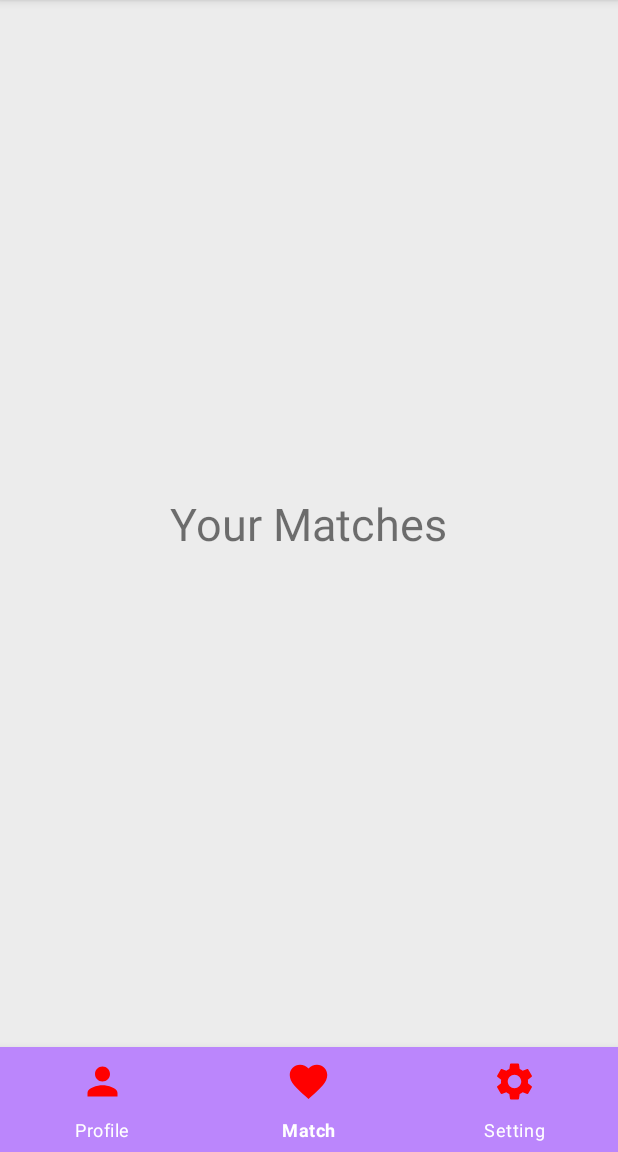
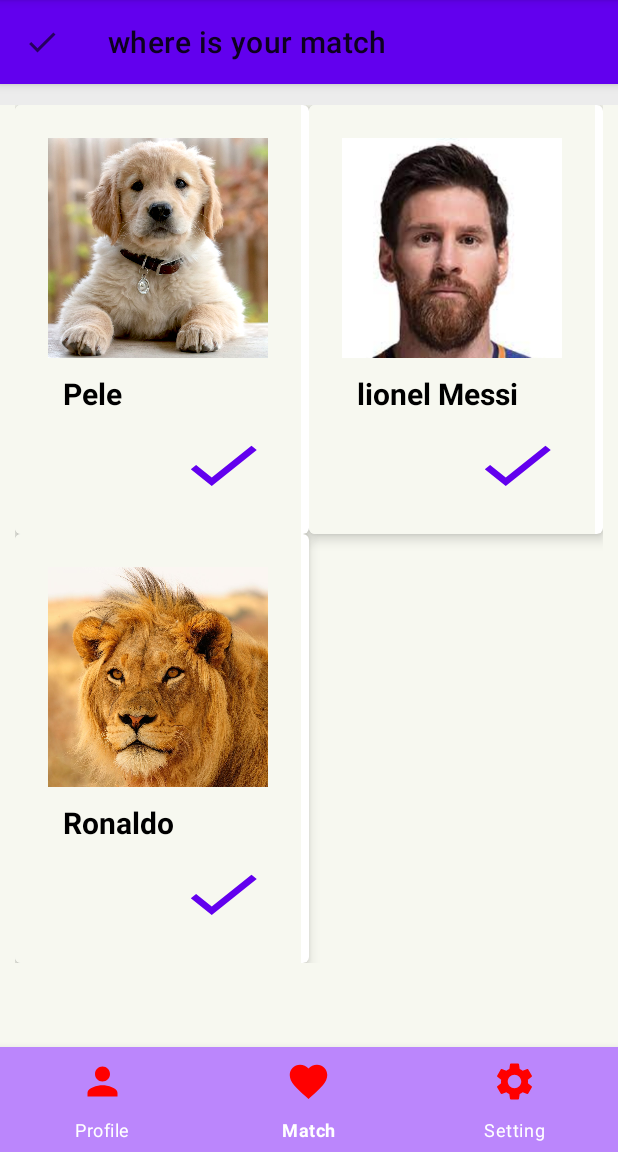
Before and after one commit to AGT1041/AndroidApp, an Android app: the SecondActivity screen opened directly, with no data from a screen before it, item 2 of the bottom bar chosen, on a phone screen of 412 x 824 dp, the part 84-1236 px from its top. Run offline under Robolectric (Android 15) with nearby library versions, the phone set to English and light mode, and no system bars.

Commit message:
added assignment 5 fixed

```diff
--- a/app/build.gradle
+++ b/app/build.gradle
@@ -40,6 +40,9 @@ dependencies {
     implementation 'androidx.constraintlayout:constraintlayout:2.0.4'
     implementation 'com.google.firebase:firebase-core:12.0.1'
     implementation platform('com.google.firebase:firebase-bom:27.1.0')
+    implementation 'androidx.navigation:navigation-fragment:2.3.1'
+    implementation 'androidx.navigation:navigation-ui:2.3.1'
+    implementation 'androidx.legacy:legacy-support-v4:1.0.0'
     implementation 'androidx.legacy:legacy-support-v4:1.0.0'
     //noinspection GradleCompatible
     implementation 'com.android.support:design:27.0.2'
@@ -51,7 +54,8 @@ dependencies {
     implementation 'com.google.android.material:material:1.1.0-alpa02'
     androidTestImplementation 'androidx.test.espresso:espresso-intents:3.2.0'
     implementation 'com.android.support.constraint:constraint-layout:1.0.2'
-
+    api 'com.google.android.material:material:1.1.0-alpha06'
+    implementation 'com.android.volley:volley:1.1.1'
     def fragment_version = "1.3.3"
 
     // Java language implementation
--- /dev/null
+++ b/app/src/main/java/com/example/androidapplication/MatchCardViewHolder.java
@@ -0,0 +1,28 @@
+package com.example.androidapplication;
+
+import android.view.View;
+import android.widget.Button;
+import android.widget.ImageView;
+import android.widget.TextView;
+import android.widget.Toast;
+
+import androidx.annotation.NonNull;
+import androidx.recyclerview.widget.RecyclerView;
+
+public class MatchCardViewHolder extends RecyclerView.ViewHolder{
+    public Button likedB;
+    public TextView matcheName;
+    public ImageView matcheImg;
+
+    public MatchCardViewHolder(@NonNull View itemView) {
+        super(itemView);
+        likedB = itemView.findViewById(R.id.likeButton);
+        matcheName = itemView.findViewById(R.id.matcheNameTextView);
+        matcheImg = itemView.findViewById(R.id.matcheImgView);
+
+        likedB.setOnClickListener(view -> {
+            Toast t = Toast.makeText(view.getContext(), "You liked  " + matcheName.getText().toString() + "they are added to your liked", Toast.LENGTH_LONG);
+            t.show();
+        });
+    }
+}
--- /dev/null
+++ b/app/src/main/java/com/example/androidapplication/MatcheDatas.java
@@ -0,0 +1,30 @@
+package com.example.androidapplication;
+
+public class MatcheDatas {
+    private String matcheName;
+    private int matcheImg;
+
+    public MatcheDatas(int matcheImg, String matcheName) {
+        this.matcheImg = matcheImg;
+        this.matcheName = matcheName;
+    }
+
+    public String getMatcheName() {
+        return matcheName;
+    }
+
+    public void setMatchesName(String matcheName) {
+        this.matcheName = matcheName;
+    }
+
+    public int getMatcheImg() {
+        return matcheImg;
+    }
+
+    public void setMatchesImg(int matcheImg) {
+        this.matcheImg = matcheImg;
+    }
+
+
+
+}
--- /dev/null
+++ b/app/src/main/java/com/example/androidapplication/MatchesCardRecyclerViewAdapter.java
@@ -0,0 +1,42 @@
+package com.example.androidapplication;
+
+import android.content.Context;
+import android.view.LayoutInflater;
+import android.view.View;
+import android.view.ViewGroup;
+
+import androidx.annotation.NonNull;
+import androidx.recyclerview.widget.RecyclerView;
+
+import java.util.List;
+
+public class MatchesCardRecyclerViewAdapter extends RecyclerView.Adapter<MatchCardViewHolder>{
+    private List<MatcheDatas> matchesList;
+    Context context;
+
+    MatchesCardRecyclerViewAdapter(Context context,List<MatcheDatas> matchesList) {
+        this.matchesList = matchesList;
+        this.context=context;
+    }
+
+
+
+    @NonNull
+    @Override
+    public MatchCardViewHolder onCreateViewHolder(@NonNull ViewGroup parent, int viewType) {
+        View layoutView = LayoutInflater.from(parent.getContext()).inflate(R.layout.matches_card, parent, false);
+        return new MatchCardViewHolder(layoutView);
+    }
+
+    @Override
+    public void onBindViewHolder(@NonNull MatchCardViewHolder holder, int position) {
+        MatcheDatas matcheData = matchesList.get(position);
+        holder.matcheImg.setImageResource(matcheData.getMatcheImg());
+        holder.matcheName.setText(matcheData.getMatcheName());
+    }
+
+    @Override
+    public int getItemCount() {
+        return matchesList.size();
+    }
+}
--- a/app/src/main/java/com/example/androidapplication/MatchesFragment.java
+++ b/app/src/main/java/com/example/androidapplication/MatchesFragment.java
@@ -6,15 +6,18 @@ import android.view.View;
 import android.view.ViewGroup;
 
 import androidx.fragment.app.Fragment;
+import androidx.recyclerview.widget.GridLayoutManager;
+import androidx.recyclerview.widget.RecyclerView;
+
+import java.util.ArrayList;
+import java.util.List;
 
 
 public class MatchesFragment extends Fragment {
 
-
-
-
-
-
+    MatcheDatas matchesData;
+    View v;
+    RecyclerView recycler;
 
 
     @Override
@@ -26,7 +29,24 @@ public class MatchesFragment extends Fragment {
     @Override
     public View onCreateView(LayoutInflater inflater, ViewGroup container,
                              Bundle savedInstanceState) {
-        View view = inflater.inflate(R.layout.fragment_matches, container, false);
-        return view;
+        v = inflater.inflate(R.layout.fragment_matches, container, false);
+
+        recycler = v.findViewById(R.id.recycler_view);
+        recycler.setHasFixedSize(true);
+        recycler.setLayoutManager(new GridLayoutManager(getContext(), 2, GridLayoutManager.VERTICAL, false));
+
+        List<MatcheDatas> matchesDataList = new ArrayList<>();
+
+
+
+        matchesData = new MatcheDatas(R.drawable.dogs,"Pele");
+        matchesDataList.add(matchesData);
+        matchesData = new MatcheDatas(R.drawable.messi, "lionel Messi");
+        matchesDataList.add(matchesData);
+        matchesData = new MatcheDatas(R.drawable.lion, "Ronaldo");
+        matchesDataList.add(matchesData);
+        MatchesCardRecyclerViewAdapter adapter = new MatchesCardRecyclerViewAdapter(getContext(), matchesDataList);
+        recycler.setAdapter(adapter);
+        return v;
     }
 }
--- a/app/src/main/java/com/example/androidapplication/SecondActivity.java
+++ b/app/src/main/java/com/example/androidapplication/SecondActivity.java
@@ -32,6 +32,7 @@ public class SecondActivity extends AppCompatActivity {
         bottomview= findViewById(R.id.bottom_navigation);
 
         bottomview.setOnNavigationItemSelectedListener(navListener);
+
         manager = getSupportFragmentManager();
         Intent intent = getIntent();
         Bundle bundle = intent.getExtras();
@@ -112,8 +113,22 @@ public class SecondActivity extends AppCompatActivity {
                     return true;
                 }
 
+
             };
 
+    @Override
+    public void onBackPressed() {
+        BottomNavigationView mBottomNavigationView = findViewById(R.id.bottom_navigation);
+        if (mBottomNavigationView.getSelectedItemId() == R.id.nav_profile)
+        {
+            super.onBackPressed();
+            finish();
+        }
+        else
+        {
+            mBottomNavigationView.setSelectedItemId(R.id.nav_profile);
+        }
+    }
     public static class  Data {
         String user,fullname,descrption,work;
         String realage;
@@ -127,4 +142,5 @@ public class SecondActivity extends AppCompatActivity {
         }
 
     }
+
 }
--- /dev/null
+++ b/app/src/main/res/drawable/ic_baseline_check_24.xml
@@ -0,0 +1,10 @@
+<vector xmlns:android="http://schemas.android.com/apk/res/android"
+    android:width="24dp"
+    android:height="24dp"
+    android:viewportWidth="24"
+    android:viewportHeight="24"
+    android:tint="?attr/colorControlNormal">
+  <path
+      android:fillColor="@android:color/white"
+      android:pathData="M9,16.17L4.83,12l-1.42,1.41L9,19 21,7l-1.41,-1.41z"/>
+</vector>
--- a/app/src/main/res/layout/fragment_matches.xml
+++ b/app/src/main/res/layout/fragment_matches.xml
@@ -1,18 +1,38 @@
 <?xml version="1.0" encoding="utf-8"?>
-<LinearLayout xmlns:android="http://schemas.android.com/apk/res/android"
+
+<FrameLayout xmlns:android="http://schemas.android.com/apk/res/android"
+    xmlns:app="http://schemas.android.com/apk/res-auto"
     xmlns:tools="http://schemas.android.com/tools"
     android:layout_width="match_parent"
     android:layout_height="match_parent"
-    android:gravity="center"
     tools:context=".MatchesFragment">
 
-    <!-- TODO: Update blank fragment layout -->
-    <TextView
-        android:id="@+id/matchTitile"
-        android:layout_width="wrap_content"
+    <com.google.android.material.appbar.AppBarLayout
+        android:layout_width="match_parent"
+        android:layout_height="wrap_content">
 
-        android:layout_height="wrap_content"
-        android:text="@string/matchtitle"
-        android:textSize="@dimen/thirty" />
+        <androidx.appcompat.widget.Toolbar
+            android:id="@+id/app_bar"
+            android:layout_width="match_parent"
+            android:layout_height="?attr/actionBarSize"
+            app:navigationIcon="@drawable/ic_baseline_check_24"
+            app:title="where is your match" />
 
-</LinearLayout>
+    </com.google.android.material.appbar.AppBarLayout>
+
+    <androidx.core.widget.NestedScrollView
+        android:layout_width="match_parent"
+        android:layout_height="match_parent"
+        android:layout_marginTop="@dimen/seventy"
+        android:background="@color/lightbrown2"
+        android:paddingStart="10dp"
+        android:paddingEnd="10dp">
+
+        <androidx.recyclerview.widget.RecyclerView
+            android:id="@+id/recycler_view"
+            android:layout_width="match_parent"
+            android:layout_height="wrap_content" />
+
+    </androidx.core.widget.NestedScrollView>
+
+</FrameLayout>
--- a/app/src/main/res/layout/fragment_profile.xml
+++ b/app/src/main/res/layout/fragment_profile.xml
@@ -123,16 +123,7 @@
         app:layout_constraintStart_toStartOf="parent"
         app:layout_constraintTop_toBottomOf="@id/lineThree" />
 
-    <Button
-        android:id="@+id/button"
-        android:layout_width="wrap_content"
-        android:layout_height="wrap_content"
-        android:layout_marginTop="@dimen/forty"
-        android:text="@string/back"
-        app:layout_constraintEnd_toEndOf="parent"
-        app:layout_constraintHorizontal_bias="0.525"
-        app:layout_constraintStart_toStartOf="parent"
-        app:layout_constraintTop_toBottomOf="@id/description" />
+
 
 </androidx.constraintlayout.widget.ConstraintLayout>
 </ScrollView>
--- /dev/null
+++ b/app/src/main/res/layout/matches_card.xml
@@ -0,0 +1,62 @@
+<?xml version="1.0" encoding="utf-8"?>
+<com.google.android.material.card.MaterialCardView
+    xmlns:android="http://schemas.android.com/apk/res/android"
+    xmlns:app="http://schemas.android.com/apk/res-auto"
+    android:layout_width="match_parent"
+    android:layout_height="wrap_content"
+    app:cardBackgroundColor="@android:color/background_light"
+    app:cardElevation="5dp"
+    app:cardPreventCornerOverlap="true">
+
+
+    <LinearLayout
+        android:layout_width="match_parent"
+        android:layout_height="wrap_content"
+        android:orientation="vertical"
+        android:layout_marginRight="@dimen/five"
+        android:background="@color/lightbrown2"
+        android:padding="22dp">
+
+        <ImageView
+            android:id="@+id/matcheImgView"
+            android:layout_width="match_parent"
+            android:layout_height="wrap_content"
+            android:scaleType="centerCrop"
+            android:adjustViewBounds="true"
+            android:src="@drawable/ic_launcher_foreground"
+            android:layout_gravity="center_horizontal"
+             />
+
+        <LinearLayout
+            android:layout_width="match_parent"
+            android:layout_height="wrap_content"
+            android:orientation="horizontal">
+
+            <TextView
+                android:id="@+id/matcheNameTextView"
+                android:layout_width="wrap_content"
+                android:layout_height="wrap_content"
+                android:layout_margin="@dimen/ten"
+                android:text="mach_name"
+                android:textColor="@color/black"
+                android:textSize="@dimen/twintysp"
+                android:textStyle="bold" />
+
+
+        </LinearLayout>
+        <LinearLayout
+            android:layout_gravity="end"
+            android:layout_width="wrap_content"
+            android:layout_height="wrap_content">
+            <Button
+                android:id="@+id/likeButton"
+                android:layout_width="@dimen/sixty"
+                android:layout_height="wrap_content"
+
+                android:background="@drawable/ic_baseline_check_24"
+                android:backgroundTint="@color/red"
+                  />
+        </LinearLayout>
+
+    </LinearLayout>
+</com.google.android.material.card.MaterialCardView>
```
Also changed, not shown: app/src/main/res/drawable/dog.jpeg (added), app/src/main/res/drawable/dogs.jpeg (added), app/src/main/res/drawable/lion.jpg (added), app/src/main/res/drawable/messi.jpeg (added).
